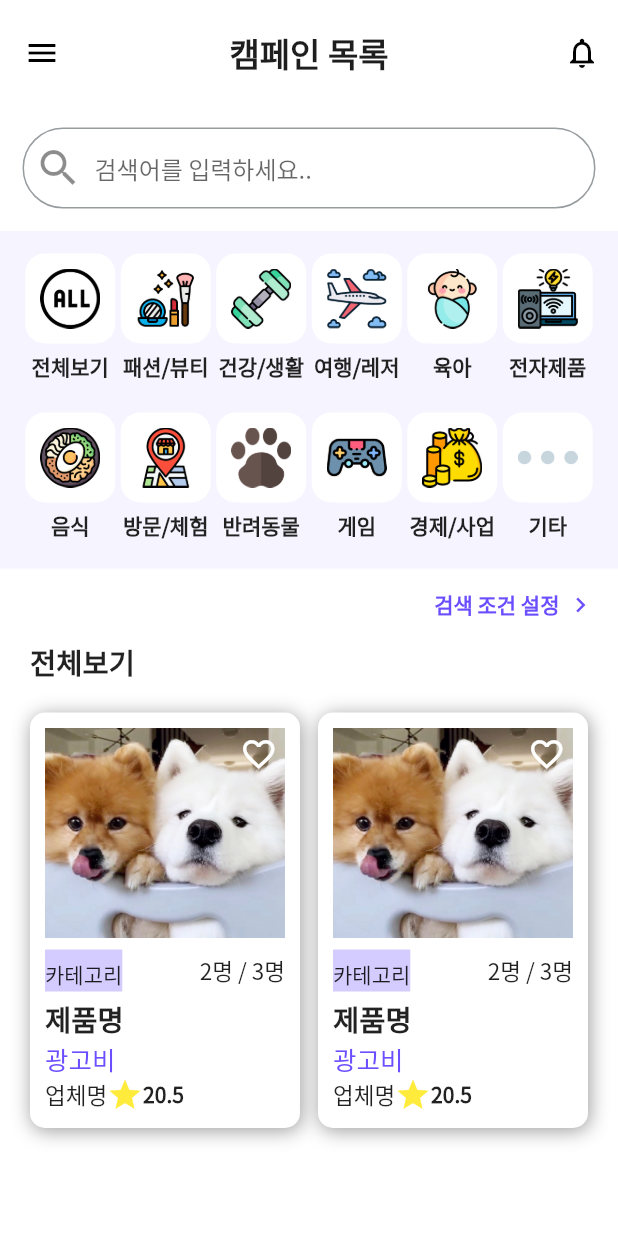
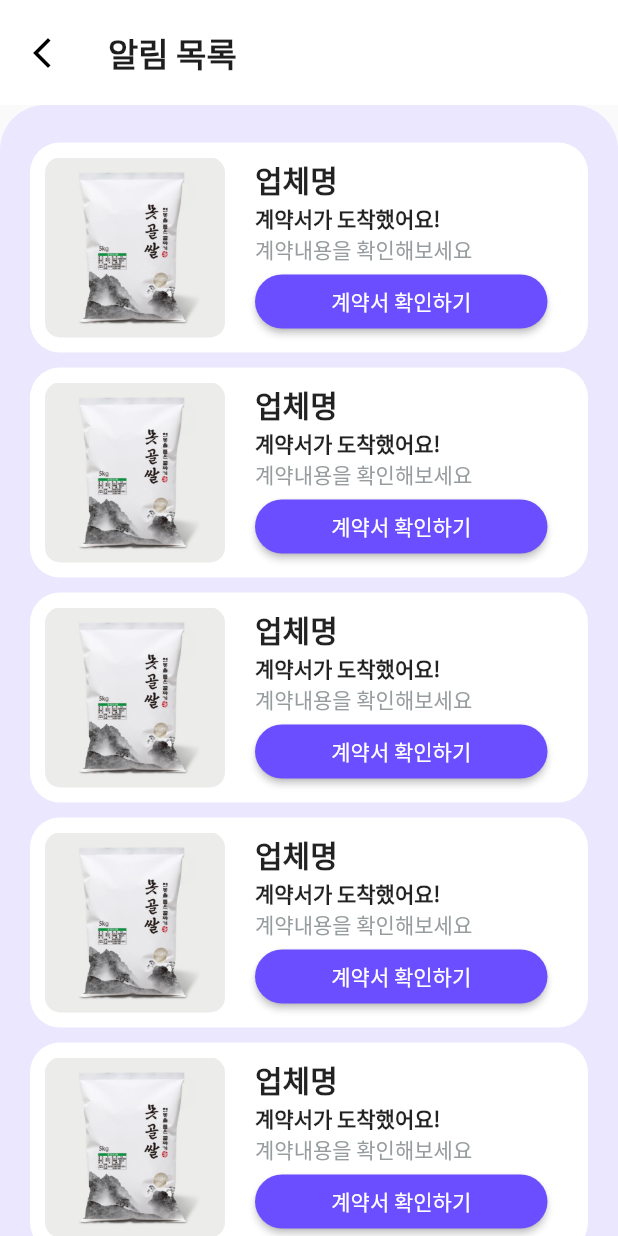
Before and after one commit to dontk1llme/CLOUT, a Flutter app: the CampaignList screen opened directly, after a tap on the "notifications" icon, on a phone screen of 412 x 824 dp. Run offline on Flutter 3.47's test engine with Material 2 defaults, Android fonts, the phone set to English and light mode, and no system bars; our stand-ins replace get.

Commit message:
Feat: notification 페이지 제작, 위젯 제작
- 알림 페이지 제작
- 알림 정보 위젯 제작

```diff
--- a/clout/lib/main.dart
+++ b/clout/lib/main.dart
@@ -10,6 +10,7 @@ import 'widgets/header/header.dart';
 import 'screens/landing/landing.dart';
 import 'package:clout/screens/login/login.dart';
 import 'package:clout/screens/main_page/main_page.dart';
+import 'package:clout/screens/notification/notification.dart';
 
 void main() {
   runApp(GetMaterialApp(
@@ -20,6 +21,7 @@ void main() {
       GetPage(name: '/', page: () => Landing()),
       GetPage(name: '/login', page: () => Login()),
       GetPage(name: '/home', page: () => MainPage()),
+      GetPage(name: '/notification', page: () => NotificationPage()),
     ],
   ));
 }
@@ -34,6 +36,6 @@ class MyApp extends StatefulWidget {
 class _MyAppState extends State<MyApp> {
   @override
   Widget build(BuildContext context) {
-    return Scaffold();
+    return Scaffold(body: Text('asdfasdf'));
   }
 }
--- /dev/null
+++ b/clout/lib/screens/notification/notification.dart
@@ -0,0 +1,49 @@
+import 'package:flutter/material.dart';
+import '../../style.dart' as style;
+
+// widgets
+import '../../widgets/header/header.dart';
+import '../notification/widgets/notification_item_box.dart';
+
+class NotificationPage extends StatefulWidget {
+  const NotificationPage({super.key});
+
+  @override
+  State<NotificationPage> createState() => _NotificationPageState();
+}
+
+class _NotificationPageState extends State<NotificationPage> {
+  @override
+  Widget build(BuildContext context) {
+    return Scaffold(
+        appBar: PreferredSize(
+            preferredSize: Size.fromHeight(70),
+            child: Header(
+              header: 4,
+              headerTitle: '알림 목록',
+            )),
+        body: Container(
+          width: double.infinity,
+          height: double.infinity,
+          decoration: BoxDecoration(
+            color: Color(0xffEBE7FF),
+            borderRadius: const BorderRadius.only(
+              topLeft: Radius.circular(30),
+              topRight: Radius.circular(30),
+            ),
+          ),
+          padding: EdgeInsets.only(top: 20),
+          child: ListView(
+            children: [
+              NotificationItem(),
+              NotificationItem(),
+              NotificationItem(),
+              NotificationItem(),
+              NotificationItem(),
+              NotificationItem(),
+              NotificationItem(),
+            ],
+          ),
+        ));
+  }
+}
--- /dev/null
+++ b/clout/lib/screens/notification/widgets/notification_item_box.dart
@@ -0,0 +1,72 @@
+import 'package:flutter/material.dart';
+import '../../../style.dart' as style;
+
+class NotificationItem extends StatefulWidget {
+  const NotificationItem({super.key});
+
+  @override
+  State<NotificationItem> createState() => _NotificationItemState();
+}
+
+class _NotificationItemState extends State<NotificationItem> {
+  @override
+  Widget build(BuildContext context) {
+    return Container(
+      padding: EdgeInsets.all(10),
+      margin: EdgeInsets.fromLTRB(20, 5, 20, 5),
+      decoration: BoxDecoration(
+        color: Colors.white,
+        borderRadius: BorderRadius.circular(20),
+      ),
+      child: SizedBox(
+        child: Row(
+          children: [
+            ClipRRect(
+              borderRadius: BorderRadius.circular(10),
+              child: Image.asset(
+                'assets/images/itemImage.jpg',
+                width: 120,
+                height: 120,
+                fit: BoxFit.cover,
+              ),
+            ),
+            SizedBox(
+              width: 20, // 이미지와 텍스트 사이의 간격 설정
+            ),
+            Column(
+              crossAxisAlignment: CrossAxisAlignment.start,
+              children: [
+                Text('업체명',
+                    style:
+                        TextStyle(fontWeight: FontWeight.w700, fontSize: 20)),
+                Text('계약서가 도착했어요!',
+                    style: TextStyle(fontWeight: FontWeight.w600)),
+                Text('계약내용을 확인해보세요',
+                    style: TextStyle(color: style.colors['gray'])),
+                SizedBox(
+                  width: 195,
+                  child: ElevatedButton(
+                    onPressed: () {
+                      // 버튼이 눌렸을 때 수행
+                    },
+                    style: ButtonStyle(
+                      backgroundColor: MaterialStateProperty.all<Color>(
+                        Color(0xFF6B4EFF),
+                      ), // 원하는 색상으로 변경
+                      shape: MaterialStateProperty.all<RoundedRectangleBorder>(
+                        RoundedRectangleBorder(
+                          borderRadius: BorderRadius.circular(20),
+                        ),
+                      ),
+                    ),
+                    child: Text('계약서 확인하기'),
+                  ),
+                )
+              ],
+            ),
+          ],
+        ),
+      ),
+    );
+  }
+}
--- a/clout/lib/widgets/header/header.dart
+++ b/clout/lib/widgets/header/header.dart
@@ -1,4 +1,5 @@
 import 'package:flutter/material.dart';
+import 'package:get/get.dart';
 import '../../style.dart' as style;
 
 class Header extends StatelessWidget {
@@ -26,13 +27,14 @@ class Header extends StatelessWidget {
             )
           : headerTitle != null
               ? Text(headerTitle,
-                  style: style.textTheme.titleSmall
-                      ?.copyWith(color: style.colors['text'], fontWeight: FontWeight.w700))
+                  style: style.textTheme.titleSmall?.copyWith(
+                      color: style.colors['text'], fontWeight: FontWeight.w700))
               : null,
       actions: header != 3 && header != 4
           ? [
               IconButton(
-                  onPressed: () {}, icon: Icon(Icons.notifications_outlined))
+                  onPressed: () => Get.toNamed('/notification'),
+                  icon: Icon(Icons.notifications_outlined))
             ]
           : null,
     );
--- a/clout/lib/widgets/list/campaign_item_box.dart
+++ b/clout/lib/widgets/list/campaign_item_box.dart
@@ -47,21 +47,22 @@ class _CampaignItemBoxState extends State<CampaignItemBox> {
             ),
             Padding(
               padding: EdgeInsets.fromLTRB(0, 8, 0, 4),
-              child: Row(
-                mainAxisAlignment: MainAxisAlignment.spaceBetween,
-                children: [
-                  Expanded(
+              child: SizedBox(
+                width: 70,
+                height: 25,
+                child: DecoratedBox(
+                  decoration: BoxDecoration(
+                    color: style.colors['category'],
+                    borderRadius: BorderRadius.circular(5),
+                  ),
+                  child: Center(
                     child: Text('카테고리',
                         style: TextStyle(
-                          backgroundColor: style.colors['category'],
-                          height: 2,
+                          color: style.colors['white'],
+                          fontWeight: FontWeight.w700,
                         )),
                   ),
-                  Text('2명 / 3명',
-                      style: TextStyle(
-                        fontSize: 15,
-                      )),
-                ],
+                ),
               ),
             ),
             Text('제품명',
```
